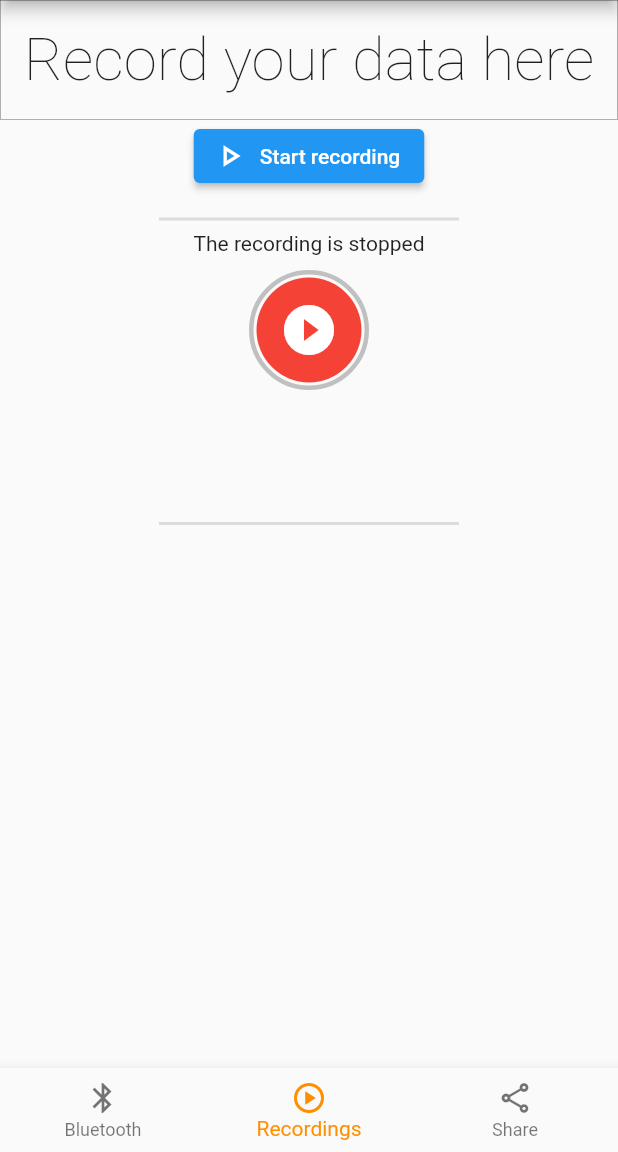
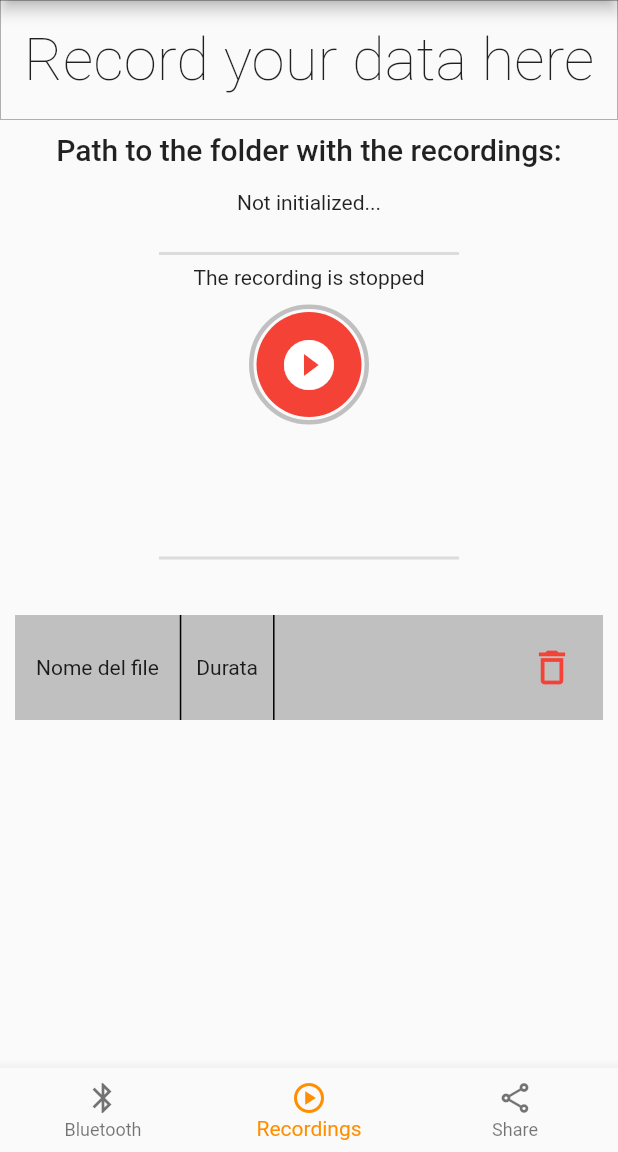
Before and after one commit to AndreaPrati98/R22_app, a Flutter app: the screen it shows after launch, item 2 of the bottom bar chosen, on a phone screen of 412 x 824 dp, the part 84-1236 px from its top. Run offline on Flutter 3.47's test engine with Material 2 defaults, Android fonts, the phone set to English and light mode, and no system bars; our stand-ins replace flutter_blue_plus, shared_preferences; missing offline and left inert: simple_ripple_animation.

Commit message:
modified the recordin main widget

```diff
--- a/my_doc_app/lib/view/recording screen/recording_main_widget.dart
+++ b/my_doc_app/lib/view/recording screen/recording_main_widget.dart
@@ -1,7 +1,9 @@
 import 'dart:developer' as devtools;
 
 import 'package:flutter/material.dart';
+import 'package:my_doc_app/model/file_handler.dart';
 import 'package:my_doc_app/view/recording%20screen/recording_animated_widget.dart';
+import 'package:my_doc_app/view/recording%20screen/recording_file.dart';
 
 class RecordingMainWidget extends StatefulWidget {
   const RecordingMainWidget({Key? key}) : super(key: key);
@@ -11,8 +13,6 @@ class RecordingMainWidget extends StatefulWidget {
 }
 
 class _RecordingMainWidgetState extends State<RecordingMainWidget> {
-  bool _isRecording = false;
-
   @override
   Widget build(BuildContext context) {
     return Column(
@@ -27,12 +27,20 @@ class _RecordingMainWidgetState extends State<RecordingMainWidget> {
             style: TextStyle(fontWeight: FontWeight.w200, fontSize: 40),
           ),
         ),
-        ElevatedButton.icon(
-          onPressed: () => devtools.log("Started the recording..."),
-          icon: const Icon(Icons.play_arrow_outlined),
-          label: const Text("Start recording"),
+        Padding(
+          padding: const EdgeInsets.all(8.0),
+          child: Text(
+            "Path to the folder with the recordings:",
+            style: Theme.of(context).textTheme.headline6,
+          ),
         ),
-        RecordingAnimatedWidget(),
+        Padding(
+          padding: const EdgeInsets.all(8.0),
+          child: Text(
+              FileHanlder.instance.recordingsDirectory ?? 'Not initialized...'),
+        ),
+        const RecordingAnimatedWidget(),
+        RecordingFileWidget(),
       ],
     );
   }
```
